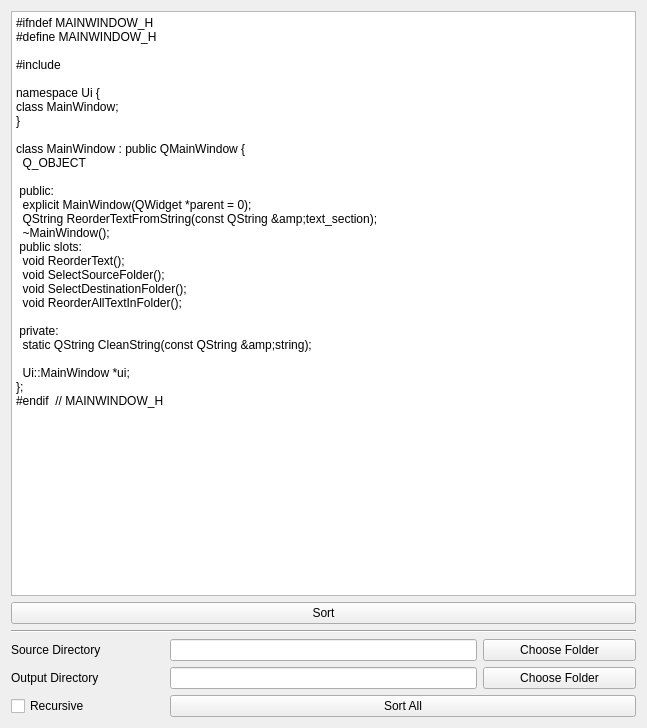
Old version of the form mainwindow.ui in the repository VoreWind/ClassMethodSorter.
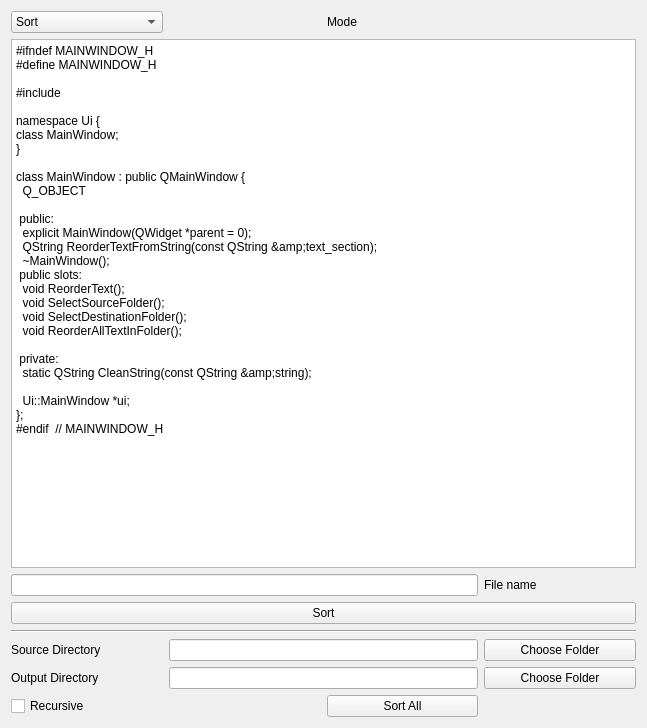
New version of the form.

Commit message: Add class responsible for fixing header guards

What changed in the file:
```diff
--- a/mainwindow.ui
+++ b/mainwindow.ui
@@ -15,48 +15,77 @@
   </property>
   <widget class="QWidget" name="centralWidget">
    <layout class="QGridLayout" name="gridLayout">
-    <item row="2" column="0" colspan="4">
+    <item row="0" column="0">
+     <widget class="QComboBox" name="mode_combo">
+      <item>
+       <property name="text">
+        <string>Sort</string>
+       </property>
+      </item>
+      <item>
+       <property name="text">
+        <string>Fix header Guards</string>
+       </property>
+      </item>
+     </widget>
+    </item>
+    <item row="0" column="2">
+     <widget class="QLabel" name="label_3">
+      <property name="text">
+       <string>Mode</string>
+      </property>
+     </widget>
+    </item>
+    <item row="4" column="0" colspan="4">
      <widget class="Line" name="line">
       <property name="orientation">
        <enum>Qt::Horizontal</enum>
       </property>
      </widget>
     </item>
-    <item row="3" column="0">
+    <item row="5" column="0">
      <widget class="QLabel" name="label">
       <property name="text">
        <string>Source Directory</string>
       </property>
      </widget>
     </item>
-    <item row="3" column="1" colspan="2">
-     <widget class="QLineEdit" name="source_directory_line"/>
-    </item>
-    <item row="3" column="3">
+    <item row="5" column="3">
      <widget class="QPushButton" name="source_directory_button">
       <property name="text">
        <string>Choose Folder</string>
       </property>
      </widget>
     </item>
-    <item row="4" column="0">
+    <item row="6" column="0">
      <widget class="QLabel" name="label_2">
       <property name="text">
        <string>Output Directory</string>
       </property>
      </widget>
     </item>
-    <item row="4" column="1" colspan="2">
-     <widget class="QLineEdit" name="destination_directory_line"/>
-    </item>
-    <item row="4" column="3">
+    <item row="6" column="3">
      <widget class="QPushButton" name="destination_directory_button">
       <property name="text">
        <string>Choose Folder</string>
       </property>
      </widget>
     </item>
-    <item row="0" column="0" colspan="4">
+    <item row="7" column="0">
+     <widget class="QCheckBox" name="is_recursive_check">
+      <property name="text">
+       <string>Recursive</string>
+      </property>
+     </widget>
+    </item>
+    <item row="7" column="2">
+     <widget class="QPushButton" name="sort_all_button">
+      <property name="text">
+       <string>Sort All</string>
+      </property>
+     </widget>
+    </item>
+    <item row="1" column="0" colspan="4">
      <widget class="QPlainTextEdit" name="segment_text_edit">
       <property name="plainText">
        <string>#ifndef MAINWINDOW_H
@@ -91,26 +120,28 @@
       </property>
      </widget>
     </item>
-    <item row="1" column="0" colspan="4">
+    <item row="5" column="1" colspan="2">
+     <widget class="QLineEdit" name="source_directory_line"/>
+    </item>
+    <item row="6" column="1" colspan="2">
+     <widget class="QLineEdit" name="destination_directory_line"/>
+    </item>
+    <item row="3" column="0" colspan="4">
      <widget class="QPushButton" name="sort_button">
       <property name="text">
        <string>Sort</string>
       </property>
      </widget>
     </item>
-    <item row="5" column="1" colspan="3">
-     <widget class="QPushButton" name="sort_all_button">
+    <item row="2" column="3">
+     <widget class="QLabel" name="name_label">
       <property name="text">
-       <string>Sort All</string>
+       <string>File name</string>
       </property>
      </widget>
     </item>
-    <item row="5" column="0">
-     <widget class="QCheckBox" name="is_recursive_check">
-      <property name="text">
-       <string>Recursive</string>
-      </property>
-     </widget>
+    <item row="2" column="0" colspan="3">
+     <widget class="QLineEdit" name="name_line_edit"/>
     </item>
    </layout>
   </widget>
```
The commit also changes 6 other files.
